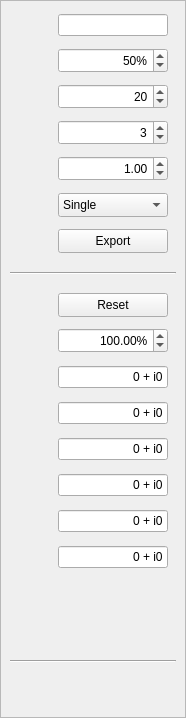
First picture: the form in src/settingswidget.ui, repository chrizbee/NewtonFractal, before the edit.
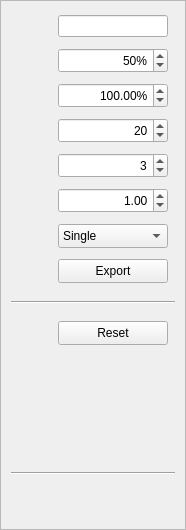
Second picture: the form after the edit. Icons and pictures are not drawn. Custom widgets are drawn as their Qt base class.

Commit message:
Added dynamic Roots and random colors
With a color dialog to change unwanted colors

```diff
--- a/src/settingswidget.ui
+++ b/src/settingswidget.ui
@@ -7,7 +7,7 @@
     <x>0</x>
     <y>0</y>
     <width>186</width>
-    <height>718</height>
+    <height>530</height>
    </rect>
   </property>
   <property name="sizePolicy">
@@ -19,7 +19,7 @@
   <property name="windowTitle">
    <string>Form</string>
   </property>
-  <layout class="QHBoxLayout" name="horizontalLayout">
+  <layout class="QVBoxLayout" name="verticalLayout">
    <property name="spacing">
     <number>0</number>
    </property>
@@ -55,24 +55,24 @@
         <x>0</x>
         <y>0</y>
         <width>184</width>
-        <height>716</height>
+        <height>528</height>
        </rect>
       </property>
-      <layout class="QVBoxLayout" name="layoutScroll">
+      <layout class="QHBoxLayout" name="horizontalLayout_2">
        <property name="spacing">
         <number>0</number>
        </property>
        <property name="leftMargin">
-        <number>0</number>
+        <number>10</number>
        </property>
        <property name="topMargin">
-        <number>0</number>
+        <number>10</number>
        </property>
        <property name="rightMargin">
-        <number>0</number>
+        <number>10</number>
        </property>
        <property name="bottomMargin">
-        <number>0</number>
+        <number>10</number>
        </property>
        <item>
         <widget class="QWidget" name="settingsWidget" native="true">
@@ -82,47 +82,25 @@
            <verstretch>0</verstretch>
           </sizepolicy>
          </property>
-         <layout class="QVBoxLayout" name="verticalLayout">
+         <layout class="QVBoxLayout" name="verticalLayout_2">
+          <property name="spacing">
+           <number>5</number>
+          </property>
           <property name="leftMargin">
-           <number>9</number>
+           <number>0</number>
+          </property>
+          <property name="topMargin">
+           <number>0</number>
+          </property>
+          <property name="rightMargin">
+           <number>0</number>
+          </property>
+          <property name="bottomMargin">
+           <number>0</number>
           </property>
           <item>
            <layout class="QGridLayout" name="gridSettings">
-            <item row="5" column="0">
-             <widget class="QLabel" name="lblThreading">
-              <property name="sizePolicy">
-               <sizepolicy hsizetype="Fixed" vsizetype="Fixed">
-                <horstretch>0</horstretch>
-                <verstretch>0</verstretch>
-               </sizepolicy>
-              </property>
-              <property name="minimumSize">
-               <size>
-                <width>30</width>
-                <height>30</height>
-               </size>
-              </property>
-              <property name="maximumSize">
-               <size>
-                <width>30</width>
-                <height>30</height>
-               </size>
-              </property>
-              <property name="toolTip">
-               <string>single or multithreading</string>
-              </property>
-              <property name="text">
-               <string/>
-              </property>
-              <property name="pixmap">
-               <pixmap resource="../resources.qrc">:/resources/icons/thread.png</pixmap>
-              </property>
-              <property name="scaledContents">
-               <bool>true</bool>
-              </property>
-             </widget>
-            </item>
-            <item row="5" column="1">
+            <item row="6" column="1">
              <widget class="QComboBox" name="cbThreading">
               <property name="sizePolicy">
                <sizepolicy hsizetype="Minimum" vsizetype="Fixed">
@@ -154,7 +132,7 @@
               </item>
              </widget>
             </item>
-            <item row="6" column="0">
+            <item row="7" column="0">
              <widget class="QLabel" name="lblExport">
               <property name="sizePolicy">
                <sizepolicy hsizetype="Fixed" vsizetype="Fixed">
@@ -186,130 +164,12 @@
               <property name="scaledContents">
                <bool>true</bool>
               </property>
-             </widget>
-            </item>
-            <item row="6" column="1">
-             <widget class="QPushButton" name="btnExport">
-              <property name="minimumSize">
-               <size>
-                <width>0</width>
-                <height>24</height>
-               </size>
-              </property>
-              <property name="maximumSize">
-               <size>
-                <width>110</width>
-                <height>16777215</height>
-               </size>
-              </property>
-              <property name="toolTip">
-               <string/>
-              </property>
-              <property name="text">
-               <string>Export</string>
-              </property>
-             </widget>
-            </item>
-            <item row="1" column="1">
-             <widget class="QSpinBox" name="spinScale">
-              <property name="minimumSize">
-               <size>
-                <width>30</width>
-                <height>25</height>
-               </size>
-              </property>
-              <property name="maximumSize">
-               <size>
-                <width>110</width>
-                <height>16777215</height>
-               </size>
-              </property>
-              <property name="toolTip">
-               <string/>
-              </property>
               <property name="alignment">
-               <set>Qt::AlignRight|Qt::AlignTrailing|Qt::AlignVCenter</set>
+               <set>Qt::AlignCenter</set>
               </property>
-              <property name="suffix">
-               <string>%</string>
-              </property>
-              <property name="minimum">
-               <number>10</number>
-              </property>
-              <property name="maximum">
-               <number>100</number>
-              </property>
-              <property name="value">
-               <number>50</number>
-              </property>
              </widget>
             </item>
-            <item row="1" column="0">
-             <widget class="QLabel" name="lblScale">
-              <property name="sizePolicy">
-               <sizepolicy hsizetype="Fixed" vsizetype="Fixed">
-                <horstretch>0</horstretch>
-                <verstretch>0</verstretch>
-               </sizepolicy>
-              </property>
-              <property name="minimumSize">
-               <size>
-                <width>30</width>
-                <height>30</height>
-               </size>
-              </property>
-              <property name="maximumSize">
-               <size>
-                <width>30</width>
-                <height>30</height>
-               </size>
-              </property>
-              <property name="toolTip">
-               <string>downscaling factor when moving</string>
-              </property>
-              <property name="text">
-               <string/>
-              </property>
-              <property name="pixmap">
-               <pixmap resource="../resources.qrc">:/resources/icons/downscale.png</pixmap>
-              </property>
-              <property name="scaledContents">
-               <bool>true</bool>
-              </property>
-             </widget>
-            </item>
-            <item row="3" column="1">
-             <widget class="QSpinBox" name="spinDegree">
-              <property name="minimumSize">
-               <size>
-                <width>30</width>
-                <height>25</height>
-               </size>
-              </property>
-              <property name="maximumSize">
-               <size>
-                <width>110</width>
-                <height>16777215</height>
-               </size>
-              </property>
-              <property name="toolTip">
-               <string/>
-              </property>
-              <property name="alignment">
-               <set>Qt::AlignRight|Qt::AlignTrailing|Qt::AlignVCenter</set>
-              </property>
-              <property name="minimum">
-               <number>2</number>
-              </property>
-              <property name="maximum">
-               <number>6</number>
-              </property>
-              <property name="value">
-               <number>3</number>
-              </property>
-             </widget>
-            </item>
-            <item row="2" column="0">
+            <item row="3" column="0">
              <widget class="QLabel" name="lblIterations">
               <property name="sizePolicy">
                <sizepolicy hsizetype="Fixed" vsizetype="Fixed">
@@ -341,14 +201,17 @@
               <property name="scaledContents">
                <bool>true</bool>
               </property>
+              <property name="alignment">
+               <set>Qt::AlignCenter</set>
+              </property>
              </widget>
             </item>
-            <item row="2" column="1">
-             <widget class="QSpinBox" name="spinIterations">
+            <item row="0" column="1">
+             <widget class="SizeEdit" name="lineSize">
               <property name="minimumSize">
                <size>
                 <width>30</width>
-                <height>25</height>
+                <height>0</height>
                </size>
               </property>
               <property name="maximumSize">
@@ -360,22 +223,53 @@
               <property name="toolTip">
                <string/>
               </property>
+              <property name="text">
+               <string/>
+              </property>
               <property name="alignment">
                <set>Qt::AlignRight|Qt::AlignTrailing|Qt::AlignVCenter</set>
               </property>
-              <property name="minimum">
-               <number>5</number>
+             </widget>
+            </item>
+            <item row="6" column="0">
+             <widget class="QLabel" name="lblThreading">
+              <property name="sizePolicy">
+               <sizepolicy hsizetype="Fixed" vsizetype="Fixed">
+                <horstretch>0</horstretch>
+                <verstretch>0</verstretch>
+               </sizepolicy>
               </property>
-              <property name="maximum">
-               <number>65535</number>
+              <property name="minimumSize">
+               <size>
+                <width>30</width>
+                <height>30</height>
+               </size>
               </property>
-              <property name="value">
-               <number>20</number>
+              <property name="maximumSize">
+               <size>
+                <width>30</width>
+                <height>30</height>
+               </size>
               </property>
+              <property name="toolTip">
+               <string>single or multithreading</string>
+              </property>
+              <property name="text">
+               <string/>
+              </property>
+              <property name="pixmap">
+               <pixmap resource="../resources.qrc">:/resources/icons/thread.png</pixmap>
+              </property>
+              <property name="scaledContents">
+               <bool>true</bool>
+              </property>
+              <property name="alignment">
+               <set>Qt::AlignCenter</set>
+              </property>
              </widget>
             </item>
-            <item row="0" column="0">
-             <widget class="QLabel" name="lblSize">
+            <item row="1" column="0">
+             <widget class="QLabel" name="lblScale">
               <property name="sizePolicy">
                <sizepolicy hsizetype="Fixed" vsizetype="Fixed">
                 <horstretch>0</horstretch>
@@ -395,20 +289,23 @@
                </size>
               </property>
               <property name="toolTip">
-               <string>fractal size</string>
+               <string>downscaling factor when moving</string>
               </property>
               <property name="text">
                <string/>
               </property>
               <property name="pixmap">
-               <pixmap resource="../resources.qrc">:/resources/icons/size.png</pixmap>
+               <pixmap resource="../resources.qrc">:/resources/icons/downscale.png</pixmap>
               </property>
               <property name="scaledContents">
                <bool>true</bool>
               </property>
+              <property name="alignment">
+               <set>Qt::AlignCenter</set>
+              </property>
              </widget>
             </item>
-            <item row="3" column="0">
+            <item row="4" column="0">
              <widget class="QLabel" name="lblDegree">
               <property name="sizePolicy">
                <sizepolicy hsizetype="Fixed" vsizetype="Fixed">
@@ -440,9 +337,12 @@
               <property name="scaledContents">
                <bool>true</bool>
               </property>
+              <property name="alignment">
+               <set>Qt::AlignCenter</set>
+              </property>
              </widget>
             </item>
-            <item row="4" column="0">
+            <item row="5" column="0">
              <widget class="QLabel" name="lblDamping">
               <property name="sizePolicy">
                <sizepolicy hsizetype="Fixed" vsizetype="Fixed">
@@ -474,9 +374,99 @@
               <property name="scaledContents">
                <bool>true</bool>
               </property>
+              <property name="alignment">
+               <set>Qt::AlignCenter</set>
+              </property>
+             </widget>
+            </item>
+            <item row="7" column="1">
+             <widget class="QPushButton" name="btnExport">
+              <property name="minimumSize">
+               <size>
+                <width>0</width>
+                <height>24</height>
+               </size>
+              </property>
+              <property name="maximumSize">
+               <size>
+                <width>110</width>
+                <height>16777215</height>
+               </size>
+              </property>
+              <property name="toolTip">
+               <string/>
+              </property>
+              <property name="text">
+               <string>Export</string>
+              </property>
+             </widget>
+            </item>
+            <item row="1" column="1">
+             <widget class="QSpinBox" name="spinScale">
+              <property name="minimumSize">
+               <size>
+                <width>30</width>
+                <height>25</height>
+               </size>
+              </property>
+              <property name="maximumSize">
+               <size>
+                <width>110</width>
+                <height>16777215</height>
+               </size>
+              </property>
+              <property name="toolTip">
+               <string/>
+              </property>
+              <property name="alignment">
+               <set>Qt::AlignRight|Qt::AlignTrailing|Qt::AlignVCenter</set>
+              </property>
+              <property name="suffix">
+               <string>%</string>
+              </property>
+              <property name="minimum">
+               <number>10</number>
+              </property>
+              <property name="maximum">
+               <number>100</number>
+              </property>
+              <property name="value">
+               <number>50</number>
+              </property>
              </widget>
             </item>
             <item row="4" column="1">
+             <widget class="QSpinBox" name="spinDegree">
+              <property name="minimumSize">
+               <size>
+                <width>30</width>
+                <height>25</height>
+               </size>
+              </property>
+              <property name="maximumSize">
+               <size>
+                <width>110</width>
+                <height>16777215</height>
+               </size>
+              </property>
+              <property name="toolTip">
+               <string/>
+              </property>
+              <property name="alignment">
+               <set>Qt::AlignRight|Qt::AlignTrailing|Qt::AlignVCenter</set>
+              </property>
+              <property name="minimum">
+               <number>2</number>
+              </property>
+              <property name="maximum">
+               <number>100</number>
+              </property>
+              <property name="value">
+               <number>3</number>
+              </property>
+             </widget>
+            </item>
+            <item row="5" column="1">
              <widget class="QDoubleSpinBox" name="spinDamping">
               <property name="minimumSize">
                <size>
@@ -510,16 +500,53 @@
               </property>
              </widget>
             </item>
-            <item row="0" column="1">
-             <widget class="SizeEdit" name="lineSize">
+            <item row="0" column="0">
+             <widget class="QLabel" name="lblSize">
+              <property name="sizePolicy">
+               <sizepolicy hsizetype="Fixed" vsizetype="Fixed">
+                <horstretch>0</horstretch>
+                <verstretch>0</verstretch>
+               </sizepolicy>
+              </property>
               <property name="minimumSize">
                <size>
                 <width>30</width>
-                <height>0</height>
+                <height>30</height>
                </size>
               </property>
               <property name="maximumSize">
                <size>
+                <width>30</width>
+                <height>30</height>
+               </size>
+              </property>
+              <property name="toolTip">
+               <string>fractal size</string>
+              </property>
+              <property name="text">
+               <string/>
+              </property>
+              <property name="pixmap">
+               <pixmap resource="../resources.qrc">:/resources/icons/size.png</pixmap>
+              </property>
+              <property name="scaledContents">
+               <bool>true</bool>
+              </property>
+              <property name="alignment">
+               <set>Qt::AlignCenter</set>
+              </property>
+             </widget>
+            </item>
+            <item row="3" column="1">
+             <widget class="QSpinBox" name="spinIterations">
+              <property name="minimumSize">
+               <size>
+                <width>30</width>
+                <height>25</height>
+               </size>
+              </property>
+              <property name="maximumSize">
+               <size>
                 <width>110</width>
                 <height>16777215</height>
                </size>
@@ -527,12 +554,89 @@
               <property name="toolTip">
                <string/>
               </property>
+              <property name="alignment">
+               <set>Qt::AlignRight|Qt::AlignTrailing|Qt::AlignVCenter</set>
+              </property>
+              <property name="minimum">
+               <number>5</number>
+              </property>
+              <property name="maximum">
+               <number>65535</number>
+              </property>
+              <property name="value">
+               <number>20</number>
+              </property>
+             </widget>
+            </item>
+            <item row="2" column="0">
+             <widget class="QLabel" name="lblZoom">
+              <property name="sizePolicy">
+               <sizepolicy hsizetype="Fixed" vsizetype="Fixed">
+                <horstretch>0</horstretch>
+                <verstretch>0</verstretch>
+               </sizepolicy>
+              </property>
+              <property name="minimumSize">
+               <size>
+                <width>30</width>
+                <height>30</height>
+               </size>
+              </property>
+              <property name="maximumSize">
+               <size>
+                <width>30</width>
+                <height>30</height>
+               </size>
+              </property>
+              <property name="toolTip">
+               <string>current zoom factor</string>
+              </property>
               <property name="text">
                <string/>
               </property>
+              <property name="pixmap">
+               <pixmap resource="../resources.qrc">:/resources/icons/zoom.png</pixmap>
+              </property>
+              <property name="scaledContents">
+               <bool>true</bool>
+              </property>
               <property name="alignment">
+               <set>Qt::AlignCenter</set>
+              </property>
+             </widget>
+            </item>
+            <item row="2" column="1">
+             <widget class="QDoubleSpinBox" name="spinZoom">
+              <property name="minimumSize">
+               <size>
+                <width>20</width>
+                <height>25</height>
+               </size>
+              </property>
+              <property name="maximumSize">
+               <size>
+                <width>110</width>
+                <height>16777215</height>
+               </size>
+              </property>
+              <property name="alignment">
                <set>Qt::AlignRight|Qt::AlignTrailing|Qt::AlignVCenter</set>
               </property>
+              <property name="suffix">
+               <string>%</string>
+              </property>
+              <property name="decimals">
+               <number>2</number>
+              </property>
+              <property name="minimum">
+               <double>0.000000000000000</double>
+              </property>
+              <property name="maximum">
+               <double>2147483647.000000000000000</double>
+              </property>
+              <property name="value">
+               <double>100.000000000000000</double>
+              </property>
              </widget>
             </item>
            </layout>
@@ -599,65 +703,6 @@
           </item>
           <item>
            <layout class="QGridLayout" name="gridRoots">
-            <item row="6" column="1">
-             <widget class="RootEdit" name="lineRoot4">
-              <property name="minimumSize">
-               <size>
-                <width>30</width>
-                <height>0</height>
-               </size>
-              </property>
-              <property name="maximumSize">
-               <size>
-                <width>110</width>
-                <height>16777215</height>
-               </size>
-              </property>
-              <property name="toolTip">
-               <string/>
-              </property>
-              <property name="text">
-               <string>0 + i0</string>
-              </property>
-              <property name="alignment">
-               <set>Qt::AlignRight|Qt::AlignTrailing|Qt::AlignVCenter</set>
-              </property>
-             </widget>
-            </item>
-            <item row="6" column="0">
-             <widget class="QLabel" name="lblRoot4">
-              <property name="sizePolicy">
-               <sizepolicy hsizetype="Fixed" vsizetype="Fixed">
-                <horstretch>0</horstretch>
-                <verstretch>0</verstretch>
-               </sizepolicy>
-              </property>
-              <property name="minimumSize">
-               <size>
-                <width>30</width>
-                <height>30</height>
-               </size>
-              </property>
-              <property name="maximumSize">
-               <size>
-                <width>30</width>
-                <height>30</height>
-               </size>
-              </property>
-              <property name="toolTip">
-               <string>root 5</string>
-              </property>
-              <property name="text">
-               <string/>
-              </property>
-              <property name="pixmap">
-               <pixmap resource="../resources.qrc">:/resources/icons/magenta.png</pixmap>
-              </property>
-              <property name="scaledContents">
-               <bool>true</bool>
-              </property>
-             </widget>
-            </item>
             <item row="0" column="1">
              <widget class="QPushButton" name="btnReset">
               <property name="minimumSize">
@@ -680,251 +725,6 @@
               </property>
              </widget>
             </item>
-            <item row="5" column="1">
-             <widget class="RootEdit" name="lineRoot3">
-              <property name="minimumSize">
-               <size>
-                <width>30</width>
-                <height>0</height>
-               </size>
-              </property>
-              <property name="maximumSize">
-               <size>
-                <width>110</width>
-                <height>16777215</height>
-               </size>
-              </property>
-              <property name="toolTip">
-               <string/>
-              </property>
-              <property name="text">
-               <string>0 + i0</string>
-              </property>
-              <property name="alignment">
-               <set>Qt::AlignRight|Qt::AlignTrailing|Qt::AlignVCenter</set>
-              </property>
-             </widget>
-            </item>
-            <item row="3" column="0">
-             <widget class="QLabel" name="lblRoot1">
-              <property name="sizePolicy">
-               <sizepolicy hsizetype="Fixed" vsizetype="Fixed">
-                <horstretch>0</horstretch>
-                <verstretch>0</verstretch>
-               </sizepolicy>
-              </property>
-              <property name="minimumSize">
-               <size>
-                <width>30</width>
-                <height>30</height>
-               </size>
-              </property>
-              <property name="maximumSize">
-               <size>
-                <width>30</width>
-                <height>30</height>
-               </size>
-              </property>
-              <property name="toolTip">
-               <string>root 2</string>
-              </property>
-              <property name="text">
-               <string/>
-              </property>
-              <property name="pixmap">
-               <pixmap resource="../resources.qrc">:/resources/icons/green.png</pixmap>
-              </property>
-              <property name="scaledContents">
-               <bool>true</bool>
-              </property>
-             </widget>
-            </item>
-            <item row="2" column="0">
-             <widget class="QLabel" name="lblRoot0">
-              <property name="sizePolicy">
-               <sizepolicy hsizetype="Fixed" vsizetype="Fixed">
-                <horstretch>0</horstretch>
-                <verstretch>0</verstretch>
-               </sizepolicy>
-              </property>
-              <property name="minimumSize">
-               <size>
-                <width>30</width>
-                <height>30</height>
-               </size>
-              </property>
-              <property name="maximumSize">
-               <size>
-                <width>30</width>
-                <height>30</height>
-               </size>
-              </property>
-              <property name="toolTip">
-               <string>root 1</string>
-              </property>
-              <property name="text">
-               <string/>
-              </property>
-              <property name="pixmap">
-               <pixmap resource="../resources.qrc">:/resources/icons/red.png</pixmap>
-              </property>
-              <property name="scaledContents">
-               <bool>true</bool>
-              </property>
-             </widget>
-            </item>
-            <item row="1" column="0">
-             <widget class="QLabel" name="lblZoom">
-              <property name="sizePolicy">
-               <sizepolicy hsizetype="Fixed" vsizetype="Fixed">
-                <horstretch>0</horstretch>
-                <verstretch>0</verstretch>
-               </sizepolicy>
-              </property>
-              <property name="minimumSize">
-               <size>
-                <width>30</width>
-                <height>30</height>
-               </size>
-              </property>
-              <property name="maximumSize">
-               <size>
-                <width>30</width>
-                <height>30</height>
-               </size>
-              </property>
-              <property name="toolTip">
-               <string>current zoom factor</string>
-              </property>
-              <property name="text">
-               <string/>
-              </property>
-              <property name="pixmap">
-               <pixmap resource="../resources.qrc">:/resources/icons/zoom.png</pixmap>
-              </property>
-              <property name="scaledContents">
-               <bool>true</bool>
-              </property>
-             </widget>
-            </item>
-            <item row="5" column="0">
-             <widget class="QLabel" name="lblRoot3">
-              <property name="sizePolicy">
-               <sizepolicy hsizetype="Fixed" vsizetype="Fixed">
-                <horstretch>0</horstretch>
-                <verstretch>0</verstretch>
-               </sizepolicy>
-              </property>
-              <property name="minimumSize">
-               <size>
-                <width>30</width>
-                <height>30</height>
-               </size>
-              </property>
-              <property name="maximumSize">
-               <size>
-                <width>30</width>
-                <height>30</height>
-               </size>
-              </property>
-              <property name="toolTip">
-               <string>root 4</string>
-              </property>
-              <property name="text">
-               <string/>
-              </property>
-              <property name="pixmap">
-               <pixmap resource="../resources.qrc">:/resources/icons/cyan.png</pixmap>
-              </property>
-              <property name="scaledContents">
-               <bool>true</bool>
-              </property>
-             </widget>
-            </item>
-            <item row="4" column="0">
-             <widget class="QLabel" name="lblRoot2">
-              <property name="sizePolicy">
-               <sizepolicy hsizetype="Fixed" vsizetype="Fixed">
-                <horstretch>0</horstretch>
-                <verstretch>0</verstretch>
-               </sizepolicy>
-              </property>
-              <property name="minimumSize">
-               <size>
-                <width>30</width>
-                <height>30</height>
-               </size>
-              </property>
-              <property name="maximumSize">
-               <size>
-                <width>30</width>
-                <height>30</height>
-               </size>
-              </property>
-              <property name="toolTip">
-               <string>root 3</string>
-              </property>
-              <property name="text">
-               <string/>
-              </property>
-              <property name="pixmap">
-               <pixmap resource="../resources.qrc">:/resources/icons/blue.png</pixmap>
-              </property>
-              <property name="scaledContents">
-               <bool>true</bool>
-              </property>
-             </widget>
-            </item>
-            <item row="4" column="1">
-             <widget class="RootEdit" name="lineRoot2">
-              <property name="minimumSize">
-               <size>
-                <width>30</width>
-                <height>0</height>
-               </size>
-              </property>
-              <property name="maximumSize">
-               <size>
-                <width>110</width>
-                <height>16777215</height>
-               </size>
-              </property>
-              <property name="toolTip">
-               <string/>
-              </property>
-              <property name="text">
-               <string>0 + i0</string>
-              </property>
-              <property name="alignment">
-               <set>Qt::AlignRight|Qt::AlignTrailing|Qt::AlignVCenter</set>
-              </property>
-             </widget>
-            </item>
-            <item row="3" column="1">
-             <widget class="RootEdit" name="lineRoot1">
-              <property name="minimumSize">
-               <size>
-                <width>30</width>
-                <height>0</height>
-               </size>
-              </property>
-              <property name="maximumSize">
-               <size>
-                <width>110</width>
-                <height>16777215</height>
-               </size>
-              </property>
-              <property name="toolTip">
-               <string/>
-              </property>
-              <property name="text">
-               <string>0 + i0</string>
-              </property>
-              <property name="alignment">
-               <set>Qt::AlignRight|Qt::AlignTrailing|Qt::AlignVCenter</set>
-              </property>
-             </widget>
-            </item>
             <item row="0" column="0">
              <widget class="QLabel" name="lblReset">
               <property name="sizePolicy">
@@ -957,123 +757,8 @@
               <property name="scaledContents">
                <bool>true</bool>
               </property>
-             </widget>
-            </item>
-            <item row="2" column="1">
-             <widget class="RootEdit" name="lineRoot0">
-              <property name="minimumSize">
-               <size>
-                <width>30</width>
-                <height>0</height>
-               </size>
-              </property>
-              <property name="maximumSize">
-               <size>
-                <width>110</width>
-                <height>16777215</height>
-               </size>
-              </property>
-              <property name="toolTip">
-               <string/>
-              </property>
-              <property name="text">
-               <string>0 + i0</string>
-              </property>
               <property name="alignment">
-               <set>Qt::AlignRight|Qt::AlignTrailing|Qt::AlignVCenter</set>
-              </property>
-             </widget>
-            </item>
-            <item row="7" column="1">
-             <widget class="RootEdit" name="lineRoot5">
-              <property name="minimumSize">
-               <size>
-                <width>30</width>
-                <height>0</height>
-               </size>
-              </property>
-              <property name="maximumSize">
-               <size>
-                <width>110</width>
-                <height>16777215</height>
-               </size>
-              </property>
-              <property name="toolTip">
-               <string/>
-              </property>
-              <property name="text">
-               <string>0 + i0</string>
-              </property>
-              <property name="alignment">
-               <set>Qt::AlignRight|Qt::AlignTrailing|Qt::AlignVCenter</set>
-              </property>
-             </widget>
-            </item>
-            <item row="7" column="0">
-             <widget class="QLabel" name="lblRoot5">
-              <property name="sizePolicy">
-               <sizepolicy hsizetype="Fixed" vsizetype="Fixed">
-                <horstretch>0</horstretch>
-                <verstretch>0</verstretch>
-               </sizepolicy>
-              </property>
-              <property name="minimumSize">
-               <size>
-                <width>30</width>
-                <height>30</height>
-               </size>
-              </property>
-              <property name="maximumSize">
-               <size>
-                <width>30</width>
-                <height>30</height>
-               </size>
-              </property>
-              <property name="toolTip">
-               <string>root 6</string>
-              </property>
-              <property name="text">
-               <string/>
-              </property>
-              <property name="pixmap">
-               <pixmap resource="../resources.qrc">:/resources/icons/yellow.png</pixmap>
-              </property>
-              <property name="scaledContents">
-               <bool>true</bool>
-              </property>
-             </widget>
-            </item>
-            <item row="1" column="1">
-             <widget class="QDoubleSpinBox" name="spinZoom">
-              <property name="minimumSize">
-               <size>
-                <width>20</width>
-                <height>25</height>
-               </size>
-              </property>
-              <property name="maximumSize">
-               <size>
-                <width>110</width>
-                <height>16777215</height>
-               </size>
-              </property>
-              <property name="alignment">
-               <set>Qt::AlignRight|Qt::AlignTrailing|Qt::AlignVCenter</set>
-              </property>
-              <property name="suffix">
-               <string>%</string>
-              </property>
-              <property name="decimals">
-               <number>2</number>
-              </property>
-              <property name="minimum">
-               <double>0.000000000000000</double>
-              </property>
-              <property name="maximum">
-               <double>2147483647.000000000000000</double>
-              </property>
-              <property name="value">
-               <double>100.000000000000000</double>
+               <set>Qt::AlignCenter</set>
               </property>
              </widget>
             </item>
@@ -1354,11 +1039,6 @@
   </layout>
  </widget>
  <customwidgets>
-  <customwidget>
-   <class>RootEdit</class>
-   <extends>QLineEdit</extends>
-   <header>src/rootedit.h</header>
-  </customwidget>
   <customwidget>
    <class>SizeEdit</class>
    <extends>QLineEdit</extends>
```
The commit also changes 17 other files.
